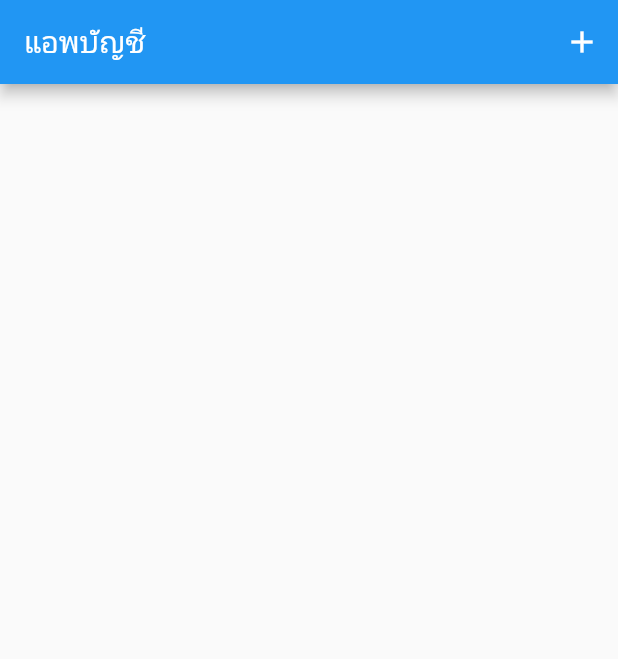
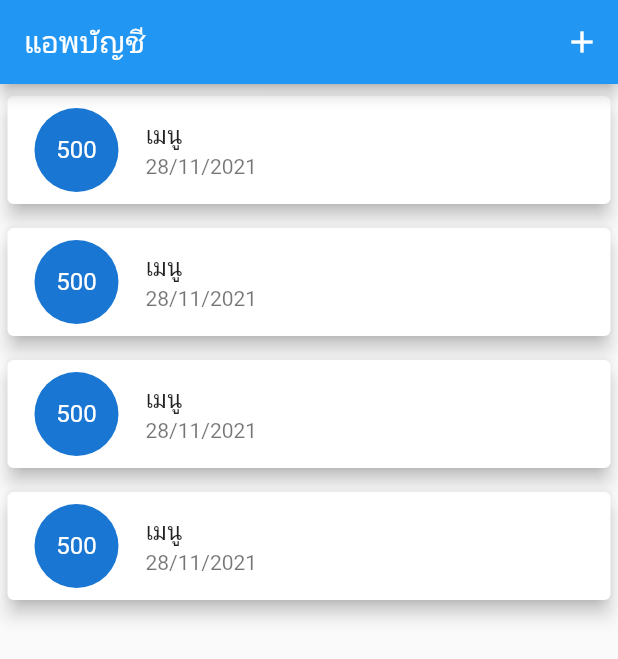
Before and after one commit to Kevinfame007/learn_flutter_database, a Flutter app: the screen it shows after launch, on a phone screen of 412 x 824 dp. Shown: the top 659 px of the screen. Run offline on Flutter 3.47's test engine with Material 2 defaults, Android fonts, the phone set to English and light mode, and no system bars.

Commit message:
learn how to use card widget
learn how to use card widget

```diff
--- a/lib/main.dart
+++ b/lib/main.dart
@@ -45,6 +45,25 @@
           )
         ],
       ),
-        body: Container());
+      body: ListView.builder(
+        itemCount: 4,
+        itemBuilder: (context, int index) {
+          return Card(
+            margin: const EdgeInsets.symmetric(vertical: 8, horizontal: 5),
+            elevation: 5,
+            child: ListTile(
+              leading: CircleAvatar(
+                radius: 30,
+                child: FittedBox(
+                  child: Text("500"),
+                ),
+              ),
+              title: Text("เมนู"),
+              subtitle: Text("28/11/2021"),
+            ),
+          );
+        },
+      ),
+    );
   }
 }
```
Lines whose indentation alone changed are shown as unchanged.
